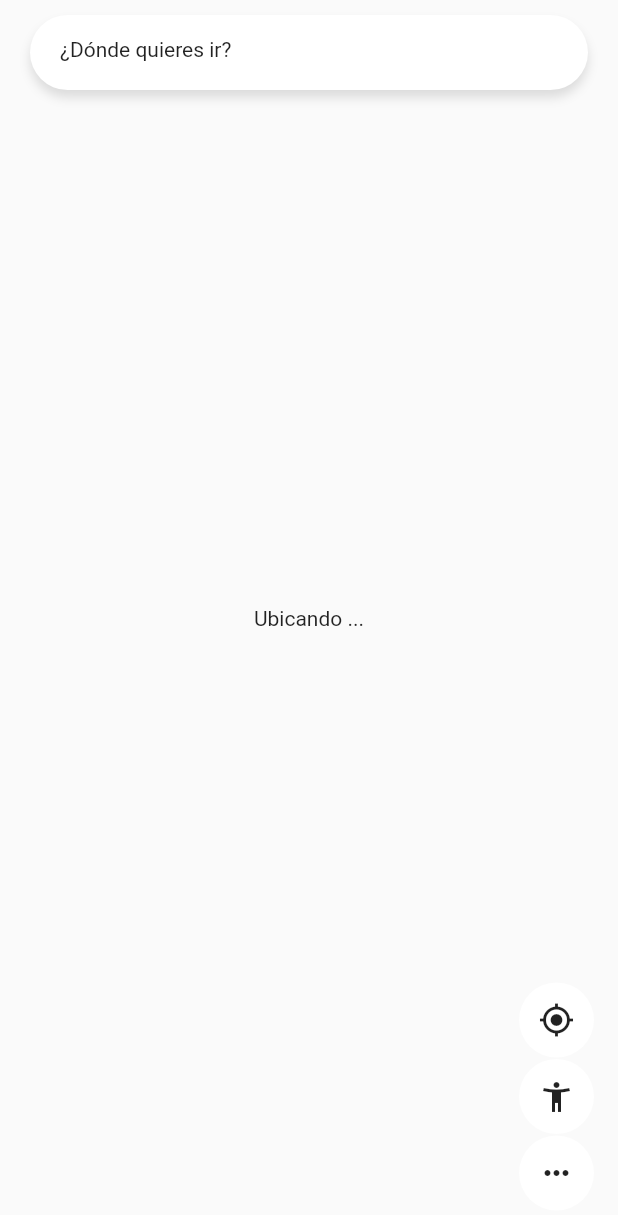
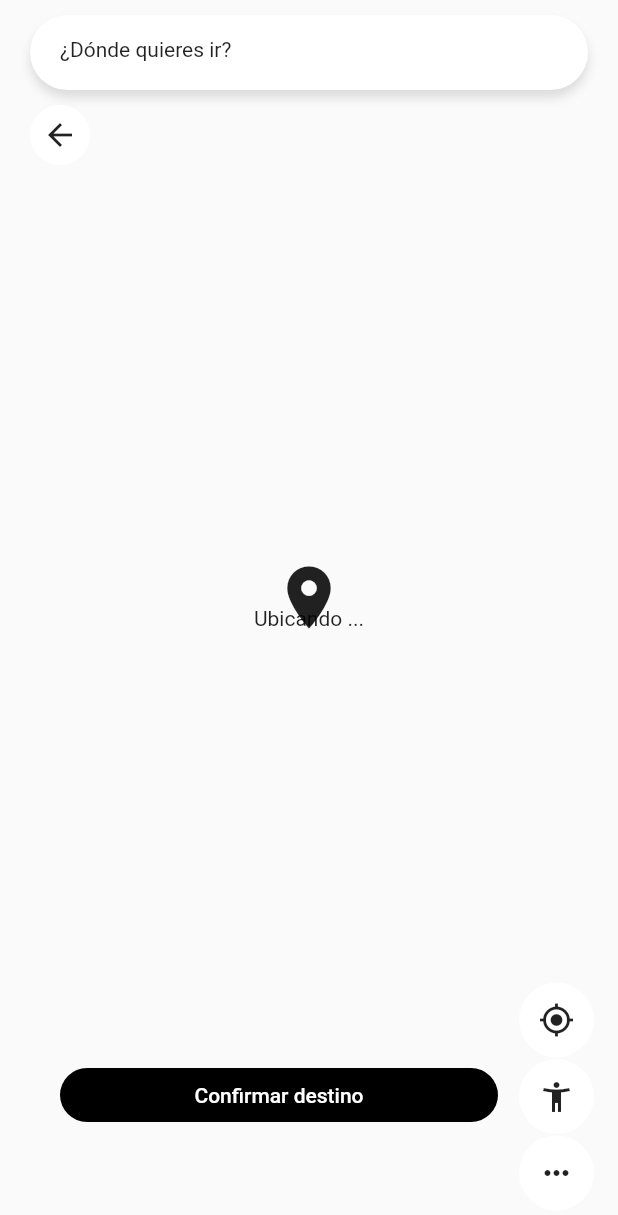
Before and after one commit to PeterPaulez/rutasmap_app, a Flutter app: the screen it shows after launch, on a phone screen of 412 x 824 dp. Shown: the top 1215 px of the screen. Run offline on Flutter 3.47's test engine with Material 2 defaults, Android fonts, the phone set to English and light mode, and no system bars; our stand-ins replace bloc, flutter_bloc, geolocator, google_maps_flutter, permission_handler.

Commit message:
NEW: Preparando marcador manual para cuando se quiera elegir la ubicación manualmente por parte del usuario.

```diff
--- a/lib/pages/mapa.dart
+++ b/lib/pages/mapa.dart
@@ -35,6 +35,7 @@ class _MapaPageState extends State<MapaPage> {
             top: 10,
             child: SearchBar(),
           ),
+          MarcadorManual(),
         ],
       ),
       floatingActionButton: Column(
--- a/lib/widgets/all.dart
+++ b/lib/widgets/all.dart
@@ -9,3 +9,4 @@ part 'btn_ubicacion.dart';
 part 'btn_miRuta.dart';
 part 'btn_seguirUbicacion.dart';
 part 'searchBar.dart';
+part 'marcadorManual.dart';
--- /dev/null
+++ b/lib/widgets/marcadorManual.dart
@@ -0,0 +1,55 @@
+part of 'all.dart';
+
+class MarcadorManual extends StatelessWidget {
+  @override
+  Widget build(BuildContext context) {
+    final width = MediaQuery.of(context).size.width;
+    return Stack(
+      children: [
+        // Botón icono regresar
+        Positioned(
+          top: 70,
+          left: 20,
+          child: CircleAvatar(
+            maxRadius: 20,
+            backgroundColor: Colors.white,
+            child: IconButton(
+              icon: Icon(
+                Icons.arrow_back,
+                color: Colors.black87,
+              ),
+              onPressed: () {
+                print('Echo back');
+              },
+            ),
+          ),
+        ),
+
+        // Icono ubicación para arrastrar
+        Center(
+          child: Transform.translate(
+            offset: Offset(0, -14),
+            child: Icon(Icons.location_on, size: 50),
+          ),
+        ),
+
+        Positioned(
+          bottom: 70,
+          left: 40,
+          child: MaterialButton(
+            minWidth: width - 120,
+            child: Text(
+              'Confirmar destino',
+              style: TextStyle(color: Colors.white),
+            ),
+            color: Colors.black,
+            shape: StadiumBorder(),
+            elevation: 0,
+            splashColor: Colors.transparent,
+            onPressed: () {},
+          ),
+        )
+      ],
+    );
+  }
+}
```
